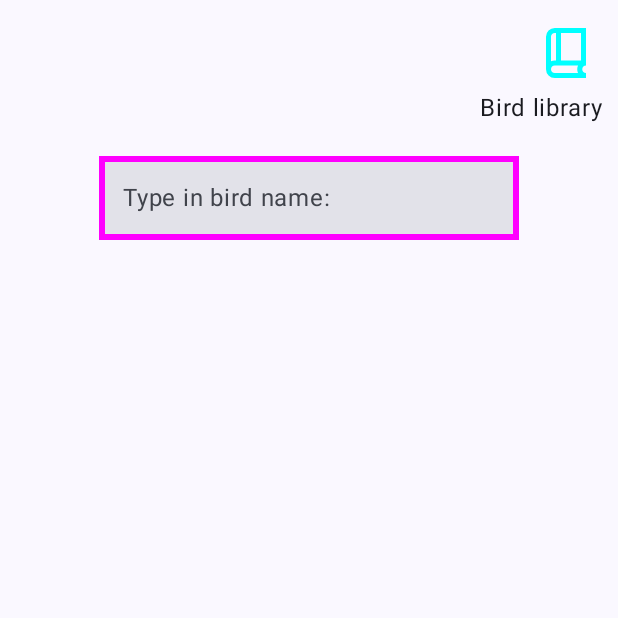
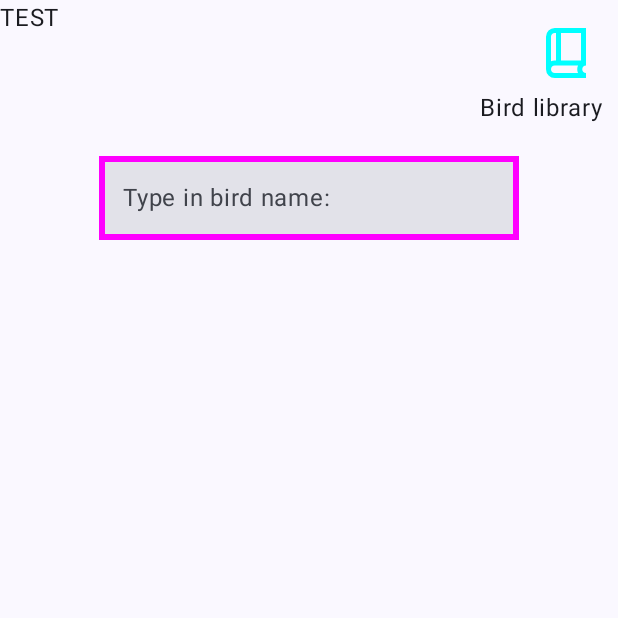
Before and after one commit to 10naIA/Avian_Haven, an Android app built with Jetpack Compose: the screen it shows after launch (MainActivity), on a phone screen of 412 x 824 dp, the top half of it. Run offline under Robolectric (Android 15) with nearby library versions, the phone set to English and light mode, and no system bars.

Commit message:
Enda en test

```diff
--- a/app/src/main/java/no/uio/ifi/in2000/avianhaven/ui/home/HomeScreen.kt
+++ b/app/src/main/java/no/uio/ifi/in2000/avianhaven/ui/home/HomeScreen.kt
@@ -28,6 +28,8 @@ fun HomeScreen(
     navController: NavController)
 {
     var input by rememberSaveable { mutableStateOf("") }
+    //Ny
+    Text(text = "TEST")
     Column(
         modifier = Modifier
             .fillMaxWidth()
```
